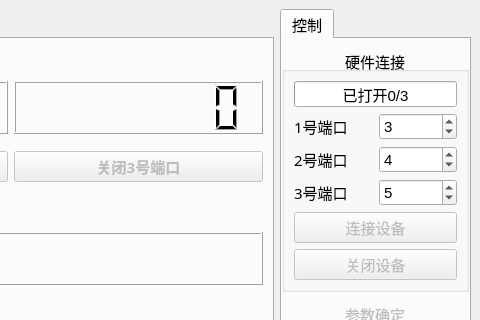
First picture: the form in ui.ui, repository gao5254/angleMeasurement, before the edit; both pictures show x 517 to 997 and y 0 to 320 of the 997 by 686 pixel window.
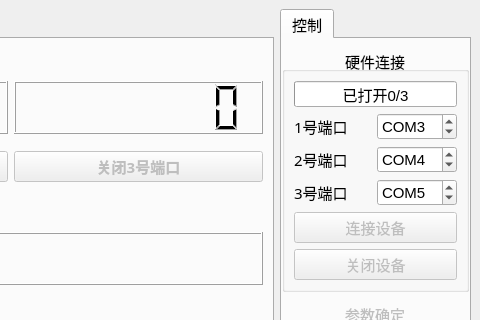
Second picture: the form after the edit. Custom widgets are drawn as their Qt base class.

Commit message: 界面添加COM前缀

```diff
--- a/ui.ui
+++ b/ui.ui
@@ -234,6 +234,9 @@
           <layout class="QGridLayout" name="gridLayout">
            <item row="1" column="1">
             <widget class="QSpinBox" name="spinbox_portNum_1">
+             <property name="prefix">
+              <string>COM</string>
+             </property>
              <property name="value">
               <number>3</number>
              </property>
@@ -318,6 +321,9 @@
            </item>
            <item row="2" column="1">
             <widget class="QSpinBox" name="spinbox_portNum_2">
+             <property name="prefix">
+              <string>COM</string>
+             </property>
              <property name="value">
               <number>4</number>
              </property>
@@ -325,6 +331,9 @@
            </item>
            <item row="3" column="1">
             <widget class="QSpinBox" name="spinbox_portNum_3">
+             <property name="prefix">
+              <string>COM</string>
+             </property>
              <property name="value">
               <number>5</number>
              </property>
```
Left out of the diff: 2 changed lines with no effect on the pictures. The commit also changes 5 other files.
